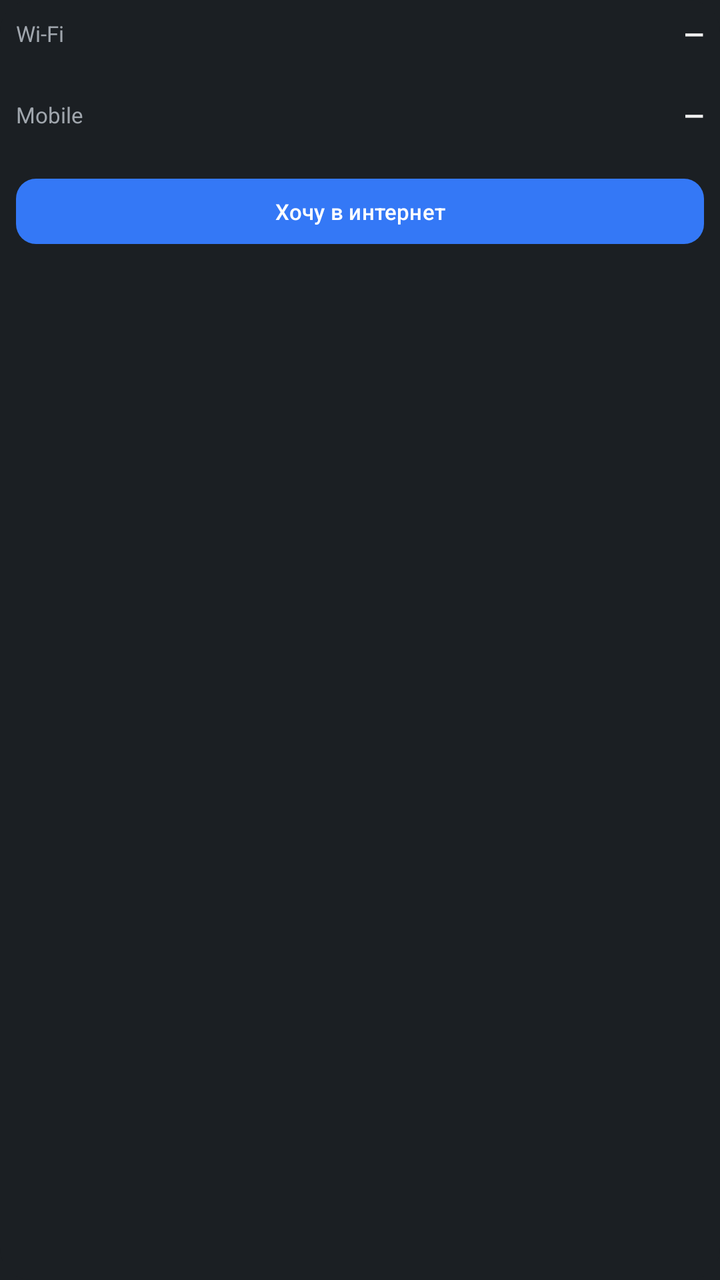
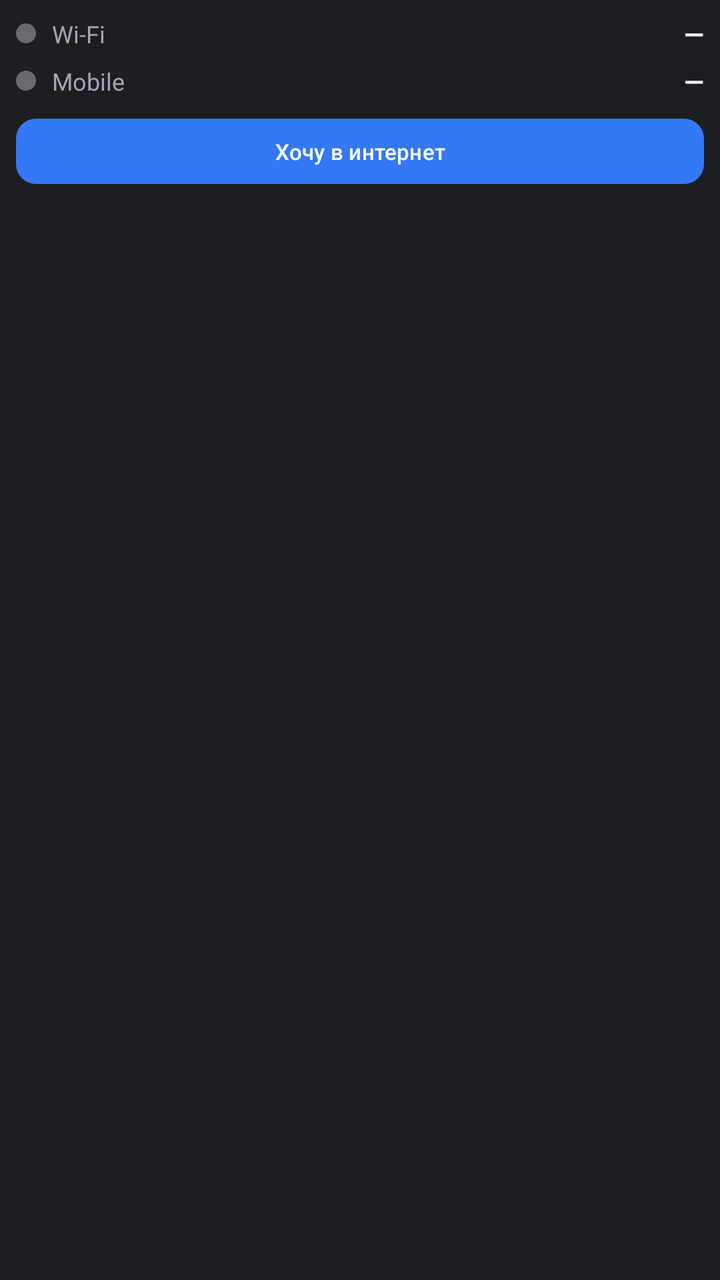

The first picture is an Android layout as it rendered before a commit; the second is the same layout after the commit. The layout source and the unified diff follow.
<!-- AndroidManifest.xml: application theme Theme.Ping -->
<!-- res/layout/widget.xml -->
<?xml version="1.0" encoding="utf-8"?>
<LinearLayout xmlns:android="http://schemas.android.com/apk/res/android"
    android:id="@+id/widgetRoot"
    android:layout_width="match_parent"
    android:layout_height="match_parent"
    android:orientation="vertical"
    android:background="@drawable/widget_background"
    android:padding="8dp">

    <LinearLayout
        android:layout_width="match_parent"
        android:layout_height="wrap_content"
        android:orientation="horizontal"
        android:gravity="center_vertical">

        <TextView
            android:id="@+id/wifiLabel"
            android:layout_width="0dp"
            android:layout_height="wrap_content"
            android:layout_weight="1"
            android:text="@string/network_wifi"
            android:textColor="@color/text_secondary"
            android:textSize="11sp"
            android:maxLines="1"
            android:ellipsize="end"/>

        <TextView
            android:id="@+id/wifiStatus"
            android:layout_width="wrap_content"
            android:layout_height="wrap_content"
            android:layout_marginStart="6dp"
            android:textColor="@color/text_primary"
            android:textSize="11sp"
            android:maxLines="1"/>

        <TextView
            android:id="@+id/wifiPercent"
            android:layout_width="wrap_content"
            android:layout_height="wrap_content"
            android:layout_marginStart="8dp"
            android:text="—"
            android:textColor="@color/text_primary"
            android:textSize="13sp"
            android:textStyle="bold"
            android:maxLines="1"/>
    </LinearLayout>

    <ImageView
        android:id="@+id/wifiStripe"
        android:layout_width="match_parent"
        android:layout_height="12dp"
        android:layout_marginTop="3dp"
        android:scaleType="fitXY"
        android:contentDescription="@null"/>

    <LinearLayout
        android:layout_width="match_parent"
        android:layout_height="wrap_content"
        android:orientation="horizontal"
        android:gravity="center_vertical"
        android:layout_marginTop="8dp">

        <TextView
            android:id="@+id/mobileLabel"
            android:layout_width="0dp"
            android:layout_height="wrap_content"
            android:layout_weight="1"
            android:text="@string/network_mobile"
            android:textColor="@color/text_secondary"
            android:textSize="11sp"
            android:maxLines="1"
            android:ellipsize="end"/>

        <TextView
            android:id="@+id/mobileStatus"
            android:layout_width="wrap_content"
            android:layout_height="wrap_content"
            android:layout_marginStart="6dp"
            android:textColor="@color/text_primary"
            android:textSize="11sp"
            android:maxLines="1"/>

        <TextView
            android:id="@+id/mobilePercent"
            android:layout_width="wrap_content"
            android:layout_height="wrap_content"
            android:layout_marginStart="8dp"
            android:text="—"
            android:textColor="@color/text_primary"
            android:textSize="13sp"
            android:textStyle="bold"
            android:maxLines="1"/>
    </LinearLayout>

    <ImageView
        android:id="@+id/mobileStripe"
        android:layout_width="match_parent"
        android:layout_height="12dp"
        android:layout_marginTop="3dp"
        android:scaleType="fitXY"
        android:contentDescription="@null"/>

    <Button
        android:id="@+id/refreshButton"
        android:layout_width="match_parent"
        android:layout_height="wrap_content"
        android:layout_marginTop="8dp"
        android:text="@string/want_internet"
        android:background="@drawable/button_background"
        android:textColor="#FFFFFF"
        android:textAllCaps="false"
        android:textSize="11sp"
        android:minHeight="0dp"
        android:paddingTop="5dp"
        android:paddingBottom="5dp"/>
</LinearLayout>
<!-- resources referenced by this layout -->
<resources>
  <color name="text_primary">#F1F1F1</color>
  <color name="text_secondary">#A0A6AD</color>
  <!-- drawable button_background (drawable) -->
  <?xml version="1.0" encoding="utf-8"?>
  <shape xmlns:android="http://schemas.android.com/apk/res/android"
      android:shape="rectangle">
      <corners android:radius="10dp"/>
      <solid android:color="@color/accent_blue"/>
  </shape>
  <!-- drawable widget_background (drawable) -->
  <?xml version="1.0" encoding="utf-8"?>
  <shape xmlns:android="http://schemas.android.com/apk/res/android"
      android:shape="rectangle">
      <corners android:radius="16dp"/>
      <solid android:color="@color/widget_bg"/>
  </shape>
  <string name="network_mobile">Mobile</string>
  <string name="network_wifi">Wi-Fi</string>
  <string name="want_internet">Хочу в интернет</string>
  <style name="Theme.Ping" parent="Theme.Material3.Dark.NoActionBar">
          <item name="android:windowBackground">@color/bg_dark</item>
          <item name="colorPrimary">@color/accent_blue</item>
          <item name="colorOnPrimary">#FFFFFF</item>
          <item name="colorSurface">@color/card_dark</item>
          <item name="android:textColorPrimary">@color/text_primary</item>
          <item name="android:textColorSecondary">@color/text_secondary</item>
      </style>
  <color name="accent_blue">#3478F6</color>
  <color name="widget_bg">@color/bg_dark</color>
  <color name="bg_dark">#1B1F23</color>
  <color name="card_dark">#232830</color>
</resources>

<!-- the commit's change to res/layout/widget.xml (unified diff, before → after) -->
@@ -13,14 +13,22 @@
         android:orientation="horizontal"
         android:gravity="center_vertical">
 
+        <ImageView
+            android:id="@+id/wifiDot"
+            android:layout_width="10dp"
+            android:layout_height="10dp"
+            android:src="@drawable/dot_status_unknown"
+            android:contentDescription="@null"/>
+
         <TextView
             android:id="@+id/wifiLabel"
             android:layout_width="0dp"
             android:layout_height="wrap_content"
             android:layout_weight="1"
+            android:layout_marginStart="8dp"
             android:text="@string/network_wifi"
             android:textColor="@color/text_secondary"
-            android:textSize="11sp"
+            android:textSize="12sp"
             android:maxLines="1"
             android:ellipsize="end"/>
 
@@ -29,15 +37,15 @@
             android:layout_width="wrap_content"
             android:layout_height="wrap_content"
             android:layout_marginStart="6dp"
+            android:layout_marginEnd="8dp"
             android:textColor="@color/text_primary"
-            android:textSize="11sp"
+            android:textSize="12sp"
             android:maxLines="1"/>
 
         <TextView
             android:id="@+id/wifiPercent"
             android:layout_width="wrap_content"
             android:layout_height="wrap_content"
-            android:layout_marginStart="8dp"
             android:text="—"
             android:textColor="@color/text_primary"
             android:textSize="13sp"
@@ -45,29 +53,29 @@
             android:maxLines="1"/>
     </LinearLayout>
 
-    <ImageView
-        android:id="@+id/wifiStripe"
-        android:layout_width="match_parent"
-        android:layout_height="12dp"
-        android:layout_marginTop="3dp"
-        android:scaleType="fitXY"
-        android:contentDescription="@null"/>
-
     <LinearLayout
         android:layout_width="match_parent"
         android:layout_height="wrap_content"
         android:orientation="horizontal"
         android:gravity="center_vertical"
-        android:layout_marginTop="8dp">
+        android:layout_marginTop="6dp">
+
+        <ImageView
+            android:id="@+id/mobileDot"
+            android:layout_width="10dp"
+            android:layout_height="10dp"
+            android:src="@drawable/dot_status_unknown"
+            android:contentDescription="@null"/>
 
         <TextView
             android:id="@+id/mobileLabel"
             android:layout_width="0dp"
             android:layout_height="wrap_content"
             android:layout_weight="1"
+            android:layout_marginStart="8dp"
             android:text="@string/network_mobile"
             android:textColor="@color/text_secondary"
-            android:textSize="11sp"
+            android:textSize="12sp"
             android:maxLines="1"
             android:ellipsize="end"/>
 
@@ -76,15 +84,15 @@
             android:layout_width="wrap_content"
             android:layout_height="wrap_content"
             android:layout_marginStart="6dp"
+            android:layout_marginEnd="8dp"
             android:textColor="@color/text_primary"
-            android:textSize="11sp"
+            android:textSize="12sp"
             android:maxLines="1"/>
 
         <TextView
             android:id="@+id/mobilePercent"
             android:layout_width="wrap_content"
             android:layout_height="wrap_content"
-            android:layout_marginStart="8dp"
             android:text="—"
             android:textColor="@color/text_primary"
             android:textSize="13sp"
@@ -92,19 +100,11 @@
             android:maxLines="1"/>
     </LinearLayout>
 
-    <ImageView
-        android:id="@+id/mobileStripe"
-        android:layout_width="match_parent"
-        android:layout_height="12dp"
-        android:layout_marginTop="3dp"
-        android:scaleType="fitXY"
-        android:contentDescription="@null"/>
-
     <Button
         android:id="@+id/refreshButton"
         android:layout_width="match_parent"
         android:layout_height="wrap_content"
-        android:layout_marginTop="8dp"
+        android:layout_marginTop="10dp"
         android:text="@string/want_internet"
         android:background="@drawable/button_background"
         android:textColor="#FFFFFF"
<!-- resource entries referenced after the edit -->
@@ -8,6 +8,12 @@
       android:shape="rectangle">
       <corners android:radius="10dp"/>
       <solid android:color="@color/accent_blue"/>
+  </shape>
+  <!-- drawable dot_status_unknown (drawable) -->
+  <?xml version="1.0" encoding="utf-8"?>
+  <shape xmlns:android="http://schemas.android.com/apk/res/android" android:shape="oval">
+      <size android:width="10dp" android:height="10dp"/>
+      <solid android:color="@color/status_unknown"/>
   </shape>
   <!-- drawable widget_background (drawable) -->
   <?xml version="1.0" encoding="utf-8"?>
@@ -28,6 +34,7 @@
           <item name="android:textColorSecondary">@color/text_secondary</item>
       </style>
   <color name="accent_blue">#3478F6</color>
+  <color name="status_unknown">#666B70</color>
   <color name="widget_bg">@color/bg_dark</color>
   <color name="bg_dark">#1B1F23</color>
   <color name="card_dark">#232830</color>
